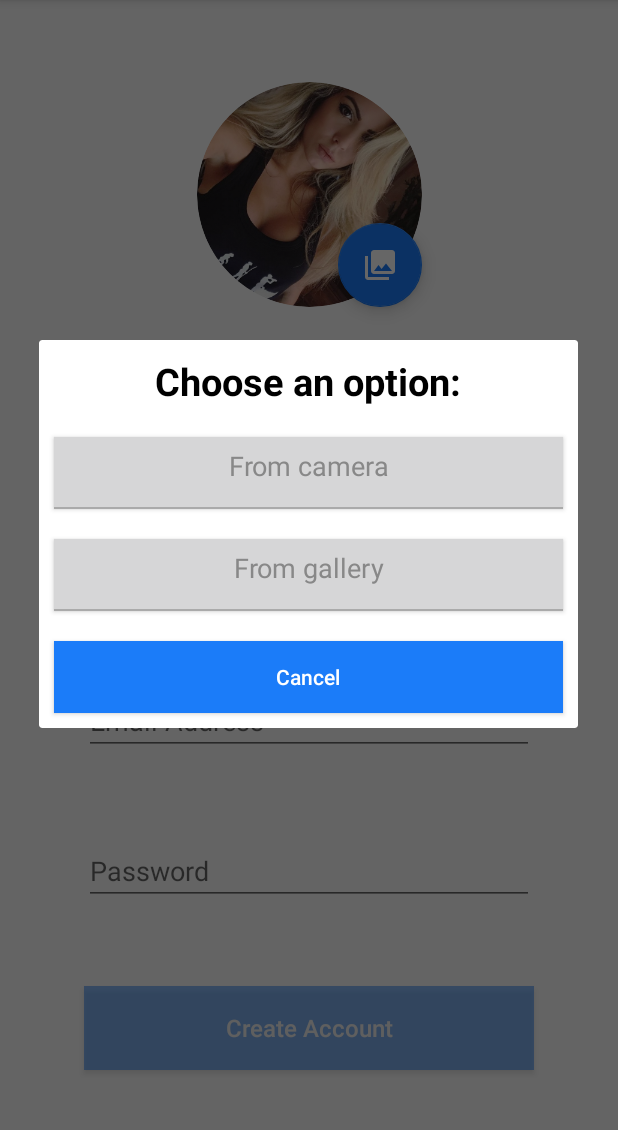
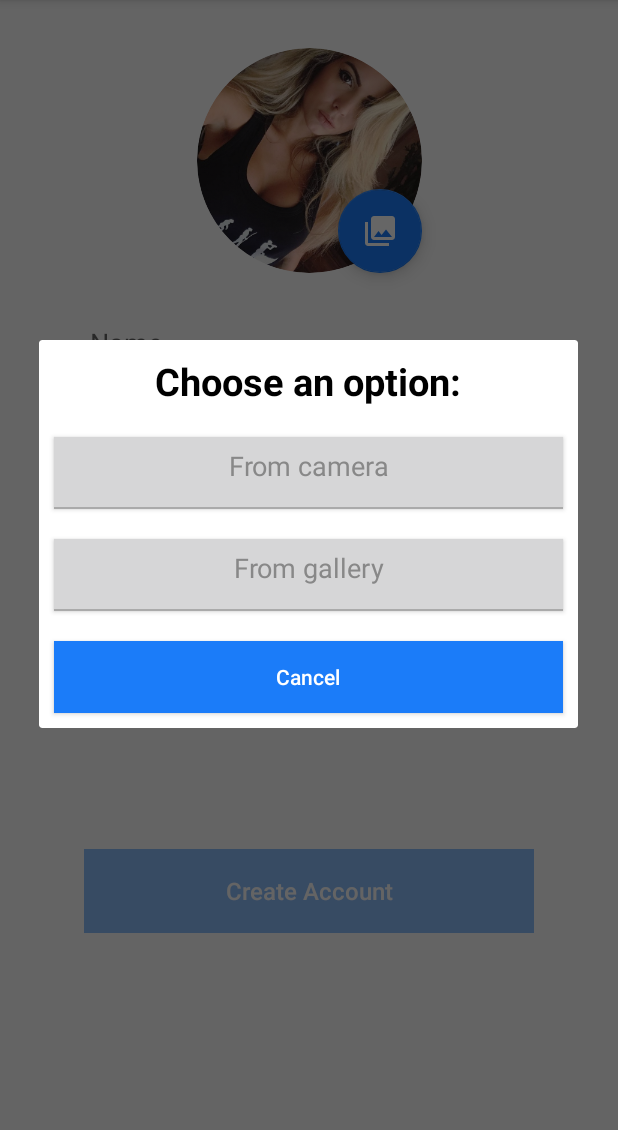
Before and after one commit to andrea-cola/kaori, an Android app: the fragment CreateAccount2 shown on its own in the app's theme, after a tap on an icon or button, on a phone screen of 412 x 824 dp, the part 84-1214 px from its top. Run offline under Robolectric (Android 15) with nearby library versions, the light colour scheme and no system bars; our stand-ins replace CircleImageView, Firebase (no records; nobody signed in at launch, a user with empty details on screens opened directly); 1 statement that could not run was skipped.

Commit message:
Registrazione terminata e funzionante. Da sistemare la rilevazione dell'utente all'apertura dell'app.

```diff
--- a/app/src/main/java/com/kaori/kaori/DBObjects/User.java
+++ b/app/src/main/java/com/kaori/kaori/DBObjects/User.java
@@ -10,7 +10,7 @@ public class User {
     private String name;
     private String surname;
     private String birthday;
-    private Uri photosUrl;
+    private String photosUrl;
     private String university;
     private String courseType;
     private List<String> exams;
@@ -50,12 +50,12 @@ public class User {
         this.surname = surname;
     }
 
-    public Uri getPhotosUrl() {
+    public String getPhotosUrl() {
         return photosUrl;
     }
 
     public void setPhotosUrl(Uri photosUrl) {
-        this.photosUrl = photosUrl;
+        this.photosUrl = photosUrl.toString();
     }
 
     public List<String> getExams() {
--- a/app/src/main/java/com/kaori/kaori/LoginRegistrationFragments/CreateAccount1.java
+++ b/app/src/main/java/com/kaori/kaori/LoginRegistrationFragments/CreateAccount1.java
@@ -263,10 +263,10 @@ public class CreateAccount1 extends Fragment {
      */
     private void invokeNextFragmentWithParams(User user){
         if(getActivity() != null && isAdded()) {
-            CreateAccount2 createAccount2 = new CreateAccount2();
-            createAccount2.setUser(user);
+            CreateAccount3 createAccount3 = new CreateAccount3();
+            createAccount3.setUser(user);
             getActivity().getSupportFragmentManager().beginTransaction()
-                    .replace(R.id.container, createAccount2)
+                    .replace(R.id.container, createAccount3)
                     .setTransition(FragmentTransaction.TRANSIT_FRAGMENT_FADE)
                     .addToBackStack(BACK_STATE_NAME)
                     .commit();
--- a/app/src/main/java/com/kaori/kaori/LoginRegistrationFragments/CreateAccount2.java
+++ b/app/src/main/java/com/kaori/kaori/LoginRegistrationFragments/CreateAccount2.java
@@ -26,6 +26,11 @@ import android.widget.Button;
 import android.widget.EditText;
 import android.widget.Toast;
 
+import com.google.android.gms.tasks.OnCompleteListener;
+import com.google.android.gms.tasks.Task;
+import com.google.firebase.auth.AuthResult;
+import com.google.firebase.auth.FirebaseAuth;
+import com.google.firebase.auth.FirebaseUser;
 import com.kaori.kaori.Constants;
 import com.kaori.kaori.DBObjects.User;
 import com.kaori.kaori.Kaori;
@@ -56,10 +61,11 @@ public class CreateAccount2 extends Fragment {
      * Variables.
      */
     private User user;
+    private boolean[] validFields = new boolean[4];
     private CircleImageView profileImage;
     private EditText name, surname, password, mail;
     private Button createNewAccount;
-    private boolean[] validFields = new boolean[4];
+    private FirebaseAuth auth;
 
     /**
      * Override of the inherited method.
@@ -78,6 +84,7 @@ public class CreateAccount2 extends Fragment {
         profileImage = view.findViewById(R.id.reg_image_profile);
 
         user = new User();
+        auth = FirebaseAuth.getInstance();
 
         // show the title bar
         if (getActivity() != null && isAdded())
@@ -87,35 +94,29 @@ public class CreateAccount2 extends Fragment {
         for (int i = 0; i < validFields.length; i++)
             validFields[i] = false;
 
+        // add listener to changes in edittext.
         setEditTextWatchers();
 
+        // add the action to the FAB.
         floatingActionButton.setOnClickListener(new View.OnClickListener() {
             @Override
             public void onClick(View view) {
-                //getImageFromLibrary();
                 buildChoicePopup();
             }
         });
 
-        createNewAccount.setEnabled(true);
-
+        createNewAccount.setEnabled(false);
         createNewAccount.setOnClickListener(new View.OnClickListener() {
             @Override
             public void onClick(View view) {
-                updateUser();
-
-
-
-
-
-
-                // todo: login con firebase
-
-
-
-
-
-
+                FirebaseAuth.getInstance().createUserWithEmailAndPassword(mail.getText().toString(), password.getText().toString())
+                    .addOnCompleteListener(new OnCompleteListener<AuthResult>() {
+                        @Override
+                        public void onComplete(@NonNull Task<AuthResult> task) {
+                            if (task.isSuccessful()) {
+                                // Sign in success, update UI with the signed-in user's information
+                                Log.d(Constants.TAG, "createUserWithEmail:success");
+                                updateUser(auth.getCurrentUser());
 
                                 CreateAccount3 createAccount3 = new CreateAccount3();
                                 createAccount3.setUser(user);
@@ -124,6 +125,18 @@ public class CreateAccount2 extends Fragment {
                                         .setTransition(FragmentTransaction.TRANSIT_FRAGMENT_FADE)
                                         .addToBackStack(BACK_STATE_NAME)
                                         .commit();
+
+                            } else {
+                                // If sign in fails, display a message to the user.
+                                Log.w(Constants.TAG, "createUserWithEmail:failure", task.getException());
+                                Toast.makeText(getContext(), "Authentication failed.", Toast.LENGTH_SHORT).show();
+
+                            }
+
+                        }
+                    });
+
+
             }
         });
 
@@ -131,20 +144,14 @@ public class CreateAccount2 extends Fragment {
     }
 
     /**
-     * Let the previous fragment to pass the user.
-     */
-    /*package-private*/ void setUser(User user) {
-        this.user = user;
-    }
-
-    /**
      * Update the user information before passing to the next
      * fragment.
      */
-    private void updateUser() {
+    private void updateUser(FirebaseUser u) {
         user.setName(name.getText().toString());
         user.setSurname(surname.getText().toString());
         user.setEmail(mail.getText().toString());
+        user.setUid(u.getUid());
         // TODO: gestire la mancanza del photoURI
     }
 
@@ -167,6 +174,7 @@ public class CreateAccount2 extends Fragment {
         boolean flag = true;
         for (boolean validField : validFields) flag = flag && validField;
         createNewAccount.setAlpha(flag ? 1 : 0.5f);
+        createNewAccount.setEnabled(flag);
     }
 
     /**
@@ -183,7 +191,7 @@ public class CreateAccount2 extends Fragment {
 
             @Override
             public void onTextChanged(CharSequence charSequence, int i, int i1, int i2) {
-
+                // do nothing.
             }
 
             @Override
@@ -275,14 +283,14 @@ public class CreateAccount2 extends Fragment {
         builderSingle.setView(view);
         final AlertDialog alert = builderSingle.create();
 
-        ((Button)view.findViewById(R.id.popup_cancel_button)).setOnClickListener(new View.OnClickListener() {
+        view.findViewById(R.id.popup_cancel_button).setOnClickListener(new View.OnClickListener() {
             @Override
             public void onClick(View v) {
                 alert.dismiss();
             }
         });
 
-        ((Button)view.findViewById(R.id.popup_voice1)).setOnClickListener(new View.OnClickListener() {
+        view.findViewById(R.id.popup_voice1).setOnClickListener(new View.OnClickListener() {
             @Override
             public void onClick(View v) {
                 if (getActivity().checkSelfPermission(Manifest.permission.CAMERA) != PackageManager.PERMISSION_GRANTED)
@@ -303,7 +311,7 @@ public class CreateAccount2 extends Fragment {
                             }
 
                         } catch (IOException ex) {
-                            //TODO: Error occurred while creating the File
+                            //TODO: errore quanto crei il file
                         }
                     }
                 }
@@ -311,7 +319,7 @@ public class CreateAccount2 extends Fragment {
             }
         });
 
-        ((Button)view.findViewById(R.id.popup_voice2)).setOnClickListener(new View.OnClickListener() {
+        view.findViewById(R.id.popup_voice2).setOnClickListener(new View.OnClickListener() {
             @Override
             public void onClick(View v) {
                 getImageFromLibrary();
@@ -332,7 +340,7 @@ public class CreateAccount2 extends Fragment {
                 if(requestCode == PICK_IMAGE)
                     user.setPhotosUrl(data.getData());
 
-                Bitmap bitmap = MediaStore.Images.Media.getBitmap(getActivity().getContentResolver(), user.getPhotosUrl());
+                Bitmap bitmap = MediaStore.Images.Media.getBitmap(getActivity().getContentResolver(), Uri.parse(user.getPhotosUrl()));
 
                 if(requestCode == CAMERA_REQUEST) {
                     Matrix matrix = new Matrix();
--- a/app/src/main/res/layout/reg2.xml
+++ b/app/src/main/res/layout/reg2.xml
@@ -1,19 +1,25 @@
 <?xml version="1.0" encoding="utf-8"?>
-<android.support.constraint.ConstraintLayout xmlns:android="http://schemas.android.com/apk/res/android"
+<ScrollView xmlns:android="http://schemas.android.com/apk/res/android"
     xmlns:app="http://schemas.android.com/apk/res-auto"
-    xmlns:tools="http://schemas.android.com/tools"
+    android:layout_height="match_parent"
     android:layout_width="match_parent"
-    android:layout_height="match_parent"
-    tools:layout_editor_absoluteY="81dp">
+    android:fillViewport="true">
+
+    <android.support.constraint.ConstraintLayout
+        xmlns:app="http://schemas.android.com/apk/res-auto"
+        android:layout_width="match_parent"
+        android:layout_height="wrap_content">
 
         <EditText
             android:id="@+id/reg_surname"
             android:layout_width="300dp"
             android:layout_height="wrap_content"
+            android:layout_marginTop="16dp"
             android:ems="10"
             android:hint="Surname"
             android:inputType="textPersonName"
-        app:layout_constraintBottom_toTopOf="@+id/reg_mail"
+            app:layout_constraintWidth_min="@dimen/default_min_width"
+            app:layout_constraintWidth_max="@dimen/default_max_width"
             app:layout_constraintEnd_toEndOf="parent"
             app:layout_constraintHorizontal_bias="0.5"
             app:layout_constraintStart_toStartOf="parent"
@@ -23,10 +29,12 @@
             android:id="@+id/reg_name"
             android:layout_width="300dp"
             android:layout_height="wrap_content"
+            android:layout_marginTop="24dp"
             android:ems="10"
             android:hint="Name"
             android:inputType="textPersonName"
-        app:layout_constraintBottom_toTopOf="@+id/reg_surname"
+            app:layout_constraintWidth_min="@dimen/default_min_width"
+            app:layout_constraintWidth_max="@dimen/default_max_width"
             app:layout_constraintEnd_toEndOf="parent"
             app:layout_constraintHorizontal_bias="0.5"
             app:layout_constraintStart_toStartOf="parent"
@@ -36,10 +44,12 @@
             android:id="@+id/reg_mail"
             android:layout_width="300dp"
             android:layout_height="wrap_content"
+            android:layout_marginTop="16dp"
             android:ems="10"
             android:hint="Email Address"
             android:inputType="textEmailAddress"
-        app:layout_constraintBottom_toTopOf="@+id/reg_password"
+            app:layout_constraintWidth_min="@dimen/default_min_width"
+            app:layout_constraintWidth_max="@dimen/default_max_width"
             app:layout_constraintEnd_toEndOf="parent"
             app:layout_constraintHorizontal_bias="0.5"
             app:layout_constraintStart_toStartOf="parent"
@@ -49,10 +59,12 @@
             android:id="@+id/reg_password"
             android:layout_width="300dp"
             android:layout_height="wrap_content"
+            android:layout_marginTop="16dp"
             android:ems="10"
             android:hint="Password"
             android:inputType="textPassword"
-        app:layout_constraintBottom_toTopOf="@+id/button_create_new_account"
+            app:layout_constraintWidth_min="@dimen/default_min_width"
+            app:layout_constraintWidth_max="@dimen/default_max_width"
             app:layout_constraintEnd_toEndOf="parent"
             app:layout_constraintHorizontal_bias="0.5"
             app:layout_constraintStart_toStartOf="parent"
@@ -63,6 +75,8 @@
             style="@style/KaoriButton"
             android:layout_width="300dp"
             android:layout_height="@dimen/button_default_height"
+            android:layout_marginTop="16dp"
+            android:layout_marginBottom="32dp"
             android:alpha="0.5"
             android:enabled="false"
             android:text="@string/title_register"
@@ -72,14 +86,16 @@
             app:layout_constraintEnd_toEndOf="parent"
             app:layout_constraintHorizontal_bias="0.5"
             app:layout_constraintStart_toStartOf="parent"
-        app:layout_constraintTop_toBottomOf="@+id/reg_password" />
+            app:layout_constraintTop_toBottomOf="@+id/reg_password"
+            app:layout_constraintWidth_max="@dimen/default_max_width"
+            app:layout_constraintWidth_min="@dimen/default_min_width" />
 
         <de.hdodenhof.circleimageview.CircleImageView
             android:id="@+id/reg_image_profile"
             android:layout_width="150dp"
             android:layout_height="150dp"
+            android:layout_marginTop="32dp"
             android:src="@mipmap/ludo"
-        app:layout_constraintBottom_toTopOf="@+id/reg_name"
             app:layout_constraintEnd_toEndOf="parent"
             app:layout_constraintHorizontal_bias="0.5"
             app:layout_constraintStart_toStartOf="parent"
@@ -96,3 +112,5 @@
             app:srcCompat="@drawable/ic_photo_library_black_24dp" />
 
     </android.support.constraint.ConstraintLayout>
+
+</ScrollView>
--- a/app/src/main/res/layout/reg3.xml
+++ b/app/src/main/res/layout/reg3.xml
@@ -19,7 +19,6 @@
         android:fillViewport="true">
 
         <android.support.constraint.ConstraintLayout xmlns:app="http://schemas.android.com/apk/res-auto"
-            xmlns:tools="http://schemas.android.com/tools"
             android:layout_width="match_parent"
             android:layout_height="wrap_content"
             android:focusable="true"
--- a/app/src/main/res/values/strings.xml
+++ b/app/src/main/res/values/strings.xml
@@ -1,4 +1,5 @@
 <resources>
+
     <string name="app_name">Kaori</string>
     <string name="title_home">Feed</string>
     <string name="title_hub">Material</string>
@@ -28,4 +29,8 @@
     <string name="spinner_title_uni">Your university</string>
     <string name="spinner_title_new_exam">Add the exam</string>
 
+    <string name="preferences_master_login">master_login</string>
+    <string name="preferences_master_login_uid">master_login_uid</string>
+    <string name="preferences_master_login_username">master_login_username</string>
+
 </resources>
```
Also changed, not shown: app/src/main/java/com/kaori/kaori/BottomBarActivities/BookFragment.java (+1 -7 lines), app/src/main/java/com/kaori/kaori/BottomBarActivities/FeedFragment.java (+1 -27 lines), app/src/main/java/com/kaori/kaori/LoginRegistrationFragments/CreateAccount3.java (+40 -25 lines), app/src/main/res/anim/slide_down.xml (deleted, +0 -9 lines), app/src/main/res/layout/maps_layout.xml (deleted, +0 -32 lines). Lines whose indentation alone changed are shown as unchanged.
